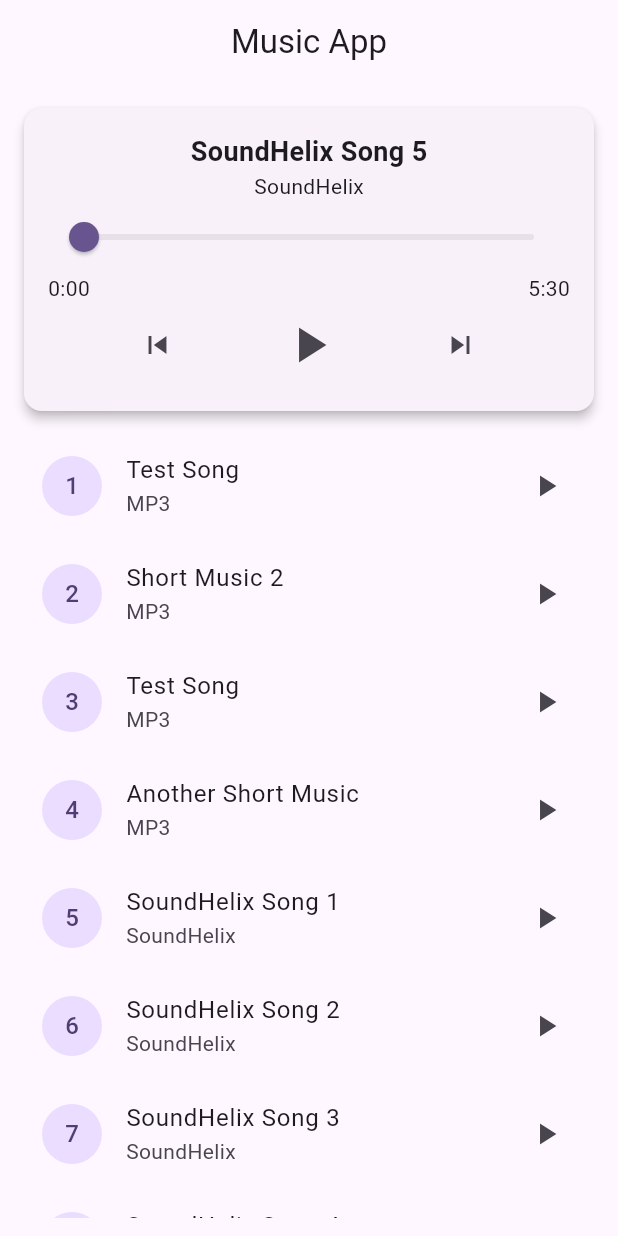
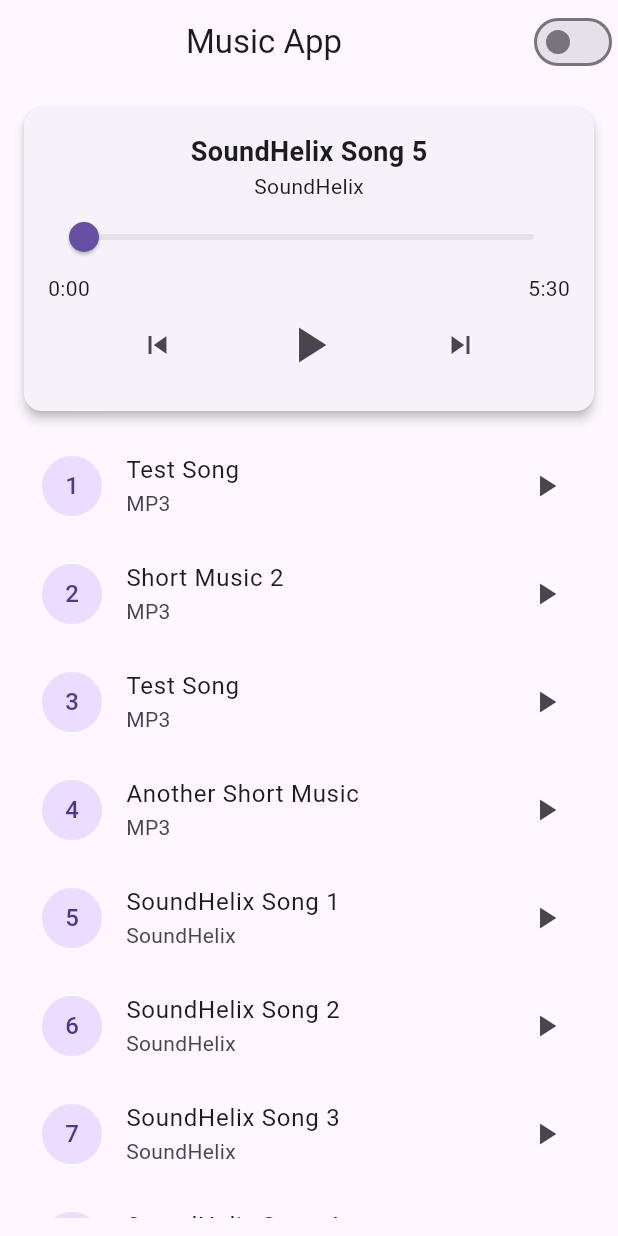
Before and after one commit to kakamrulhasan/Media-Player, a Flutter app: the screen it shows after launch, after a tap on the "skip previous" icon, on a phone screen of 412 x 824 dp. Run offline on Flutter 3.47's test engine with Material 3 defaults, Android fonts, the phone set to English and light mode, and no system bars; our stand-ins replace audioplayers.

Commit message:
added_theme

```diff
--- a/lib/main.dart
+++ b/lib/main.dart
@@ -1,8 +1,15 @@
 import 'package:flutter/material.dart';
 import 'package:flutter_application_7/music_player_screen.dart';
+import 'package:flutter_application_7/theme_provider.dart';
+import 'package:provider/provider.dart';
 
 void main() {
-  runApp(const MainApp());
+  runApp(
+    ChangeNotifierProvider(
+      create: (_) => ThemeProvider(),
+      child: const MainApp(),
+    ),
+  );
 }
 
 class MainApp extends StatelessWidget {
@@ -10,12 +17,16 @@ class MainApp extends StatelessWidget {
 
   @override
   Widget build(BuildContext context) {
-    return  MaterialApp(
+    final themeProvider = Provider.of<ThemeProvider>(context);
+
+    return MaterialApp(
       debugShowCheckedModeBanner: false,
-      theme: ThemeData(
-        colorScheme: ColorScheme.fromSeed(seedColor: Colors.deepPurple)
-      ),
-      home: MusicPlayerScreen(),
+
+      themeMode: themeProvider.themeMode, // <-- IMPORTANT
+      theme: ThemeData.light(),
+      darkTheme: ThemeData.dark(),
+
+      home: const MusicPlayerScreen(),
     );
   }
 }
--- a/lib/music_player_screen.dart
+++ b/lib/music_player_screen.dart
@@ -1,6 +1,8 @@
 import 'dart:math';
 import 'package:audioplayers/audioplayers.dart';
 import 'package:flutter/material.dart';
+import 'package:flutter_application_7/theme_provider.dart';
+import 'package:provider/provider.dart';
 import 'model.dart';
 
 class MusicPlayerScreen extends StatefulWidget {
@@ -143,6 +145,8 @@ class _MusicPlayerScreenState extends State<MusicPlayerScreen> {
     return "$minutes:${seconds.toString().padLeft(2, '0')}";
   }
 
+
+
   @override
   Widget build(BuildContext context) {
     final Song song = _playlist[_currentIndex];
@@ -153,8 +157,22 @@ class _MusicPlayerScreenState extends State<MusicPlayerScreen> {
 
     return Scaffold(
       appBar: AppBar(
-        title: const Center(child: Text("Music App")),
-      ),
+  title: Center(child: const Text("Music App")),
+
+  actions: [
+    Consumer<ThemeProvider>(
+      builder: (context, themeProvider, _) {
+        return Switch(
+          value: themeProvider.isDark,
+          onChanged: (value) {
+            themeProvider.toggleTheme(value);
+          },
+        );
+      },
+    ),
+  ],
+),
+
 
       body: Padding(
         padding: const EdgeInsets.all(12),
--- /dev/null
+++ b/lib/theme_provider.dart
@@ -0,0 +1,12 @@
+import 'package:flutter/material.dart';
+
+class ThemeProvider extends ChangeNotifier {
+  ThemeMode themeMode = ThemeMode.light;
+
+  bool get isDark => themeMode == ThemeMode.dark;
+
+  void toggleTheme(bool value) {
+    themeMode = value ? ThemeMode.dark : ThemeMode.light;
+    notifyListeners();
+  }
+}
--- a/pubspec.yaml
+++ b/pubspec.yaml
@@ -10,6 +10,7 @@ dependencies:
   flutter:
     sdk: flutter
   audioplayers: ^6.5.1
+  provider: ^6.1.5+1
 
 dev_dependencies:
   flutter_test:
```
Also changed, not shown: pubspec.lock.
